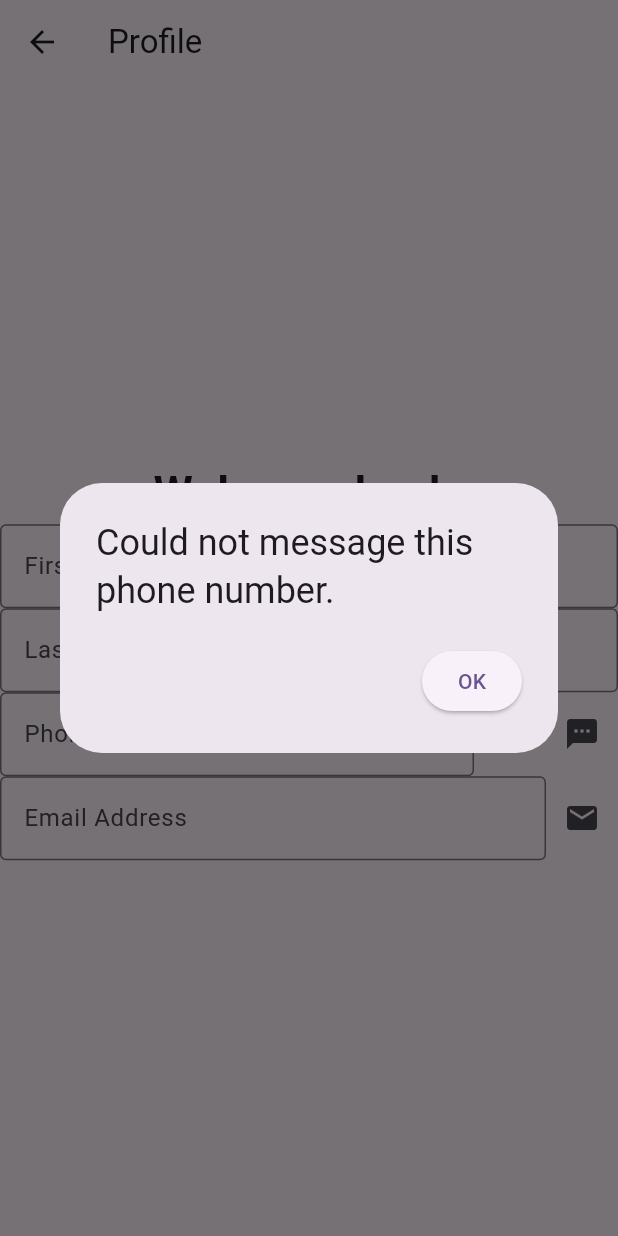
After one commit to julie-nguy/CST2335_Labs, a Flutter app: the ProfilePage screen opened by its route, after a tap on the "call" icon, after a tap on the "sms" icon, on a phone screen of 412 x 824 dp. The commit adds this screen. Run offline on Flutter 3.47's test engine with Material 3 defaults, Android fonts, the phone set to English and light mode, and no system bars; missing offline and left inert: encrypted_shared_preferences.

Commit message:
Completed lab 5.

```diff
--- /dev/null
+++ b/lib/DataRepository.dart
@@ -0,0 +1,11 @@
+class DataRepository {
+  static String login = "";
+
+  static String loadData() {
+    return login;
+  }
+
+  static void saveData(String info) {
+    login = info;
+  }
+}
--- /dev/null
+++ b/lib/ProfilePage.dart
@@ -0,0 +1,208 @@
+import 'package:encrypted_shared_preferences/encrypted_shared_preferences.dart';
+import 'package:flutter/material.dart'; // to import stateful widget
+import 'package:url_launcher/url_launcher.dart';
+import 'package:my_cst2335_labs/DataRepository.dart';
+import 'package:url_launcher/url_launcher_string.dart';
+
+class ProfilePage extends StatefulWidget {
+  @override
+  State<ProfilePage> createState() => ProfilePageState();
+}
+
+class ProfilePageState extends State<ProfilePage> {
+  late EncryptedSharedPreferences prefs;
+  late String login;
+  late TextEditingController _fNameController;
+  late TextEditingController _lNameController;
+  late TextEditingController _phoneController;
+  late TextEditingController _emailController;
+
+  @override
+  void initState() {
+    super.initState();
+    prefs = EncryptedSharedPreferences();
+    loadPrefs();
+
+    login = DataRepository.login;
+
+    _fNameController = TextEditingController();
+    _lNameController = TextEditingController();
+    _phoneController = TextEditingController();
+    _emailController = TextEditingController();
+
+    Future.delayed(Duration.zero, () {
+      var snackBar = SnackBar(
+          content: Text("Welcome Back $login!"),
+          duration: const Duration(minutes: 2),
+          action: SnackBarAction(
+            label: "Hiya",
+            onPressed: () {
+              ScaffoldMessenger.of(context).hideCurrentSnackBar();
+            }
+          )
+        );
+      ScaffoldMessenger.of(context).showSnackBar(snackBar);
+      }
+    );
+  }
+
+  void loadPrefs() async {
+    var fName = await prefs.getString("fName");
+    var lName = await prefs.getString("lName");
+    var phone = await prefs.getString("phone");
+    var email = await prefs.getString("email");
+
+    _fNameController.text = fName;
+    _lNameController.text = lName;
+    _phoneController.text = phone;
+    _emailController.text = email;
+  }
+
+  @override
+  void dispose() {
+    _fNameController.dispose();
+    _lNameController.dispose();
+    _phoneController.dispose();
+    _emailController.dispose();
+    super.dispose();
+  }
+
+  @override
+  Widget build(BuildContext context) {
+    return Scaffold(
+        appBar: AppBar(
+            title: Text("Profile")
+        ),
+        body: Center(
+          child: Column(
+            mainAxisAlignment: MainAxisAlignment.center,
+            children:[
+              Text("Welcome back $login", style: TextStyle(fontWeight: FontWeight.bold, fontSize: 30.0)),
+              TextField(
+                onChanged: (fName) => { prefs.setString("fName" ,_fNameController.value.text) },
+                controller: _fNameController,
+                decoration: InputDecoration(
+                  labelText: "First Name",
+                  border: OutlineInputBorder(),
+                )
+              ),
+              TextField(
+                onChanged: (lName) => { prefs.setString("lName", _lNameController.value.text) },
+                controller: _lNameController,
+                decoration: InputDecoration(
+                  labelText: "Last Name",
+                  border: OutlineInputBorder(),
+                )
+              ),
+              Row(
+                children: <Widget>[
+                  Flexible(
+                      child:
+                        TextField(
+                          onChanged: (phone) => { prefs.setString("phone", _phoneController.value.text) },
+                          controller: _phoneController,
+                          decoration: InputDecoration(
+                            labelText: "Phone Number",
+                            border: OutlineInputBorder(),
+                          )
+                        ),
+                  ),
+                  IconButton(
+                      onPressed: () async{
+                        var phoneStr = "tel:" + _phoneController.value.text;
+                        var result = await canLaunchUrlString(phoneStr);
+                        if(result) { //is there another way to check this? currently it results as always true it seems
+                          launchUrlString(phoneStr);
+                        }
+                        else {
+                          showDialog<String>(
+                              context: context,
+                              builder: (BuildContext context) { return AlertDialog(
+                                title: const Text("Could not call this phone number."),
+                                actions: [
+                                  ElevatedButton(
+                                    onPressed: () {
+                                      Navigator.pop(context);
+                                    },
+                                    child: Text("OK"))
+                                ],
+                              );
+                              }
+                          );
+                        }
+                      },
+                      icon: Icon(Icons.call)
+                  ),
+                  IconButton(
+                      onPressed: () async{
+                        var smsStr = "sms:" + _phoneController.value.text;
+                        var result = await canLaunchUrlString(smsStr);
+                        if(result) {
+                          launchUrlString(smsStr);
+                        }
+                        else {
+                          showDialog<String>(
+                              context: context,
+                              builder: (BuildContext context) { return AlertDialog(
+                                title: const Text("Could not message this phone number."),
+                                actions: [
+                                  ElevatedButton(
+                                      onPressed: () {
+                                        Navigator.pop(context);
+                                      },
+                                      child: Text("OK"))
+                                ],
+                              );
+                              }
+                          );
+                        }
+                      },
+                      icon: Icon(Icons.sms)
+                  )
+                ]
+              ),
+              Row(
+                children: <Widget> [
+                  Flexible(
+                    child: TextField(
+                      onChanged: (email) => { prefs.setString("email", _emailController.value.text) },
+                      controller: _emailController,
+                      decoration: InputDecoration(
+                        labelText: "Email Address",
+                        border: OutlineInputBorder(),
+                      )
+                    )
+                  ),
+                  IconButton(
+                      onPressed: () async {
+                        var emailStr = "mailto:" + _emailController.value.text;
+                        var result = await canLaunchUrlString(emailStr);
+                        if(result) {
+                          launchUrlString(emailStr);
+                        }
+                        else {
+                          showDialog<String>(
+                              context: context,
+                              builder: (BuildContext context) { return AlertDialog(
+                                title: const Text("Could not email this email address."),
+                                actions: [
+                                  ElevatedButton(
+                                      onPressed: () {
+                                        Navigator.pop(context);
+                                      },
+                                      child: Text("OK"))
+                                ],
+                              );
+                              }
+                          );
+                        }
+                      },
+                      icon: Icon(Icons.email))
+                ]
+              ),
+            ]
+          )
+        )
+    );
+  }
+}
--- a/pubspec.yaml
+++ b/pubspec.yaml
@@ -36,6 +36,7 @@ dependencies:
   cupertino_icons: ^1.0.8
   shared_preferences: ^2.5.3
   encrypted_shared_preferences: ^3.0.1
+  url_launcher: ^6.3.1
 
 dev_dependencies:
   flutter_test:
```
Also changed, not shown: lib/main.dart (+14 -1 lines), pubspec.lock, 5 other files.
